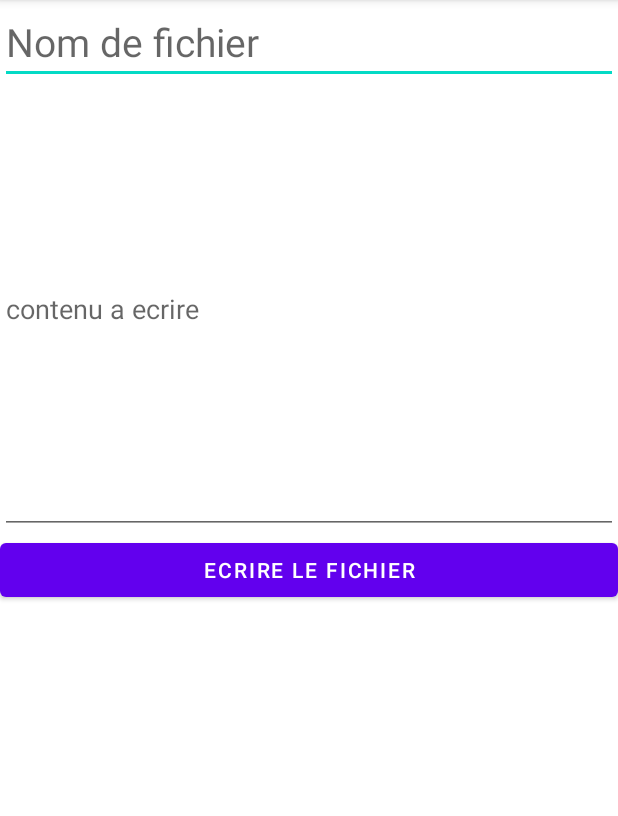
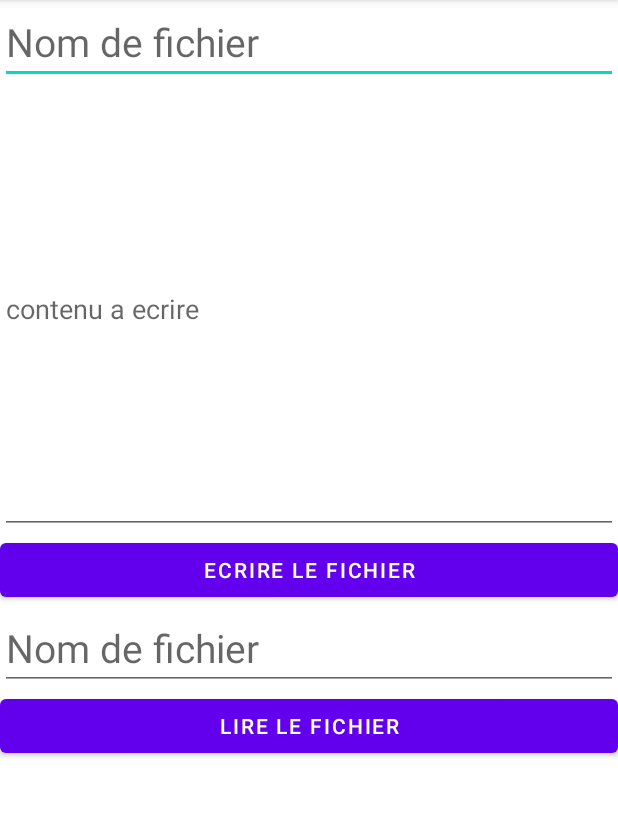
Before and after one commit to youssefyazidi/devMobileExamples, an Android app: the MainActivity2 screen opened directly, with no data from a screen before it, on a phone screen of 412 x 824 dp, the part 84-900 px from its top. Run offline under Robolectric (Android 15) with nearby library versions, the phone set to English and light mode, and no system bars.

Commit message:
27042023bis

```diff
--- a/activite8/app/src/main/java/com/example/activite8/MainActivity2.java
+++ b/activite8/app/src/main/java/com/example/activite8/MainActivity2.java
@@ -3,12 +3,73 @@ package com.example.activite8;
 import androidx.appcompat.app.AppCompatActivity;
 
 import android.os.Bundle;
+import android.view.View;
+import android.widget.Button;
+import android.widget.EditText;
+import android.widget.TextView;
+import android.widget.Toast;
+
+import com.example.activite8.io.IOFile;
+
+import java.io.File;
 
 public class MainActivity2 extends AppCompatActivity {
+
+    EditText edittextnewfile, edittexttextaecrire, edittextfiletoread;
+
+    Button btnWrite, btnRead;
+   TextView textviewread;
 
     @Override
     protected void onCreate(Bundle savedInstanceState) {
         super.onCreate(savedInstanceState);
         setContentView(R.layout.activity_main2);
+
+        edittextnewfile = findViewById(R.id.edittextnewfile);
+        edittexttextaecrire = findViewById(R.id.edittexttextaecrire);
+
+        edittextfiletoread = findViewById(R.id.edittextfiletoread);
+
+        btnRead = findViewById(R.id.btnRead);
+        btnWrite = findViewById(R.id.btnWrite);
+        textviewread = findViewById(R.id.textviewread);
+
+        btnWrite.setOnClickListener(new View.OnClickListener() {
+            @Override
+            public void onClick(View v) {
+                String fname= edittextnewfile.getText().toString();
+                String contenu= edittexttextaecrire.getText().toString();
+
+                if(fname.equals(""))
+                {
+                    Toast.makeText(MainActivity2.this,
+                            "Nom obligatoire", Toast.LENGTH_SHORT).show();
+                    return;
+                }
+
+                //Anciennes versions
+               // File file = new File("/sdcard/",fname+".txt");
+
+                //Versions nouvelles
+                //Espace interne
+                File file=new File(getFilesDir(),fname+".txt");
+                IOFile iofile =new IOFile();
+                iofile.writeFile(file,contenu);
+                Toast.makeText(MainActivity2.this,
+                        "fichier crée", Toast.LENGTH_SHORT).show();
+            }
+        });
+
+        btnRead.setOnClickListener(new View.OnClickListener() {
+            @Override
+            public void onClick(View v) {
+                String fname= edittextfiletoread.getText().toString();
+                String contenu= "";
+                IOFile iofile =new IOFile();
+                File file=new File(getFilesDir(),fname+".txt");
+               contenu = iofile.readFile(file);
+               textviewread.setText(contenu);
+            }
+        });
     }
 }
--- a/activite8/app/src/main/res/layout/activity_main2.xml
+++ b/activite8/app/src/main/res/layout/activity_main2.xml
@@ -29,4 +29,26 @@
         android:text="Ecrire le fichier"
         ></Button>
 
+
+    <EditText
+        android:id="@+id/edittextfiletoread"
+        android:layout_width="match_parent"
+        android:layout_height="wrap_content"
+        android:hint="Nom de fichier"
+        android:textSize="26sp"
+        ></EditText>
+
+    <Button
+        android:id="@+id/btnRead"
+        android:layout_width="match_parent"
+        android:layout_height="wrap_content"
+        android:text="Lire le fichier"
+        ></Button>
+
+    <TextView
+        android:id="@+id/textviewread"
+        android:layout_width="match_parent"
+        android:layout_height="wrap_content"
+        android:textSize="26sp"
+        ></TextView>
 </LinearLayout>
```
Also changed, not shown: activite8/app/src/main/java/com/example/activite8/io/IOFile.java (added, +60 -0 lines).
